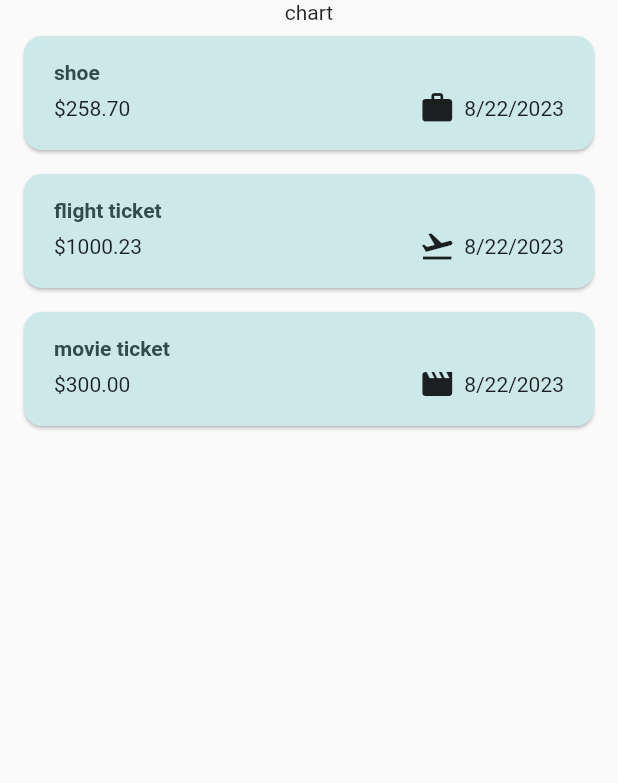
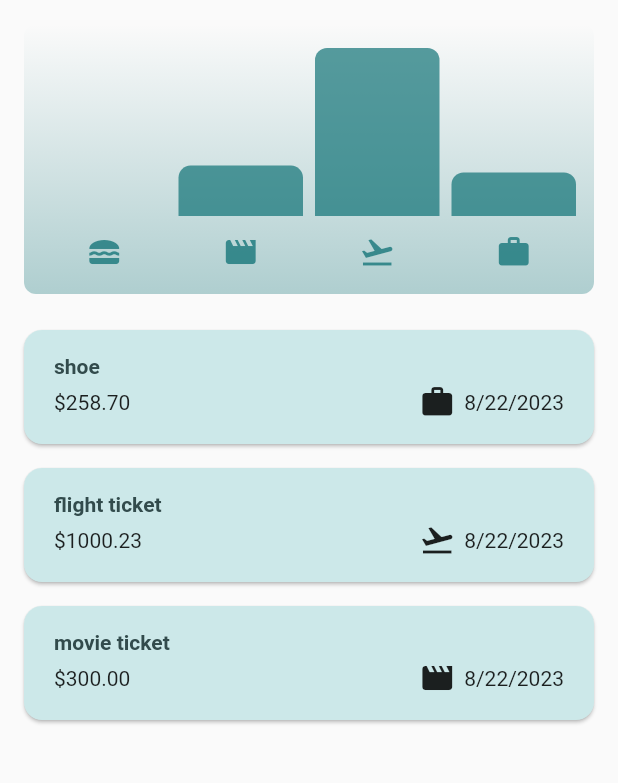
Before and after one commit to REDHUN/ExpenseTracker, a Flutter app: the screen it shows after launch, on a phone screen of 412 x 824 dp, the part 84-867 px from its top. Run offline on Flutter 3.47's test engine with Material 2 defaults, Android fonts, the phone set to English and light mode, and no system bars; missing offline and left inert: dart:ffi.

Commit message:
chart widget added

```diff
--- a/lib/main.dart
+++ b/lib/main.dart
@@ -1,27 +1,50 @@
 import 'package:expensetracker/screens/expense_screen.dart';
 import 'package:flutter/material.dart';
 
-var kColorScheme=ColorScheme.fromSeed(seedColor: Color.fromARGB(255, 17, 140, 145));
-var kDarkScheme=ColorScheme.fromSeed(brightness: Brightness.dark, seedColor: Color.fromARGB(255, 5, 99, 125),);
+var kColorScheme =
+    ColorScheme.fromSeed(seedColor: Color.fromARGB(255, 17, 140, 145));
+var kDarkScheme = ColorScheme.fromSeed(
+  brightness: Brightness.dark,
+  seedColor: Color.fromARGB(255, 5, 99, 125),
+);
 void main() {
-  runApp( MaterialApp(
-    darkTheme: ThemeData.dark().copyWith(useMaterial3: true,colorScheme: kDarkScheme,cardTheme: const CardTheme().copyWith(color: kDarkScheme.secondaryContainer,
-    margin: const EdgeInsets.symmetric(horizontal: 16,vertical: 8),),elevatedButtonTheme: ElevatedButtonThemeData(style: ElevatedButton.styleFrom(backgroundColor: kDarkScheme.primaryContainer,foregroundColor: kDarkScheme.onPrimaryContainer),
-    ),),
-
-    theme: ThemeData().copyWith(useMaterial3: true,
-    colorScheme: kColorScheme,appBarTheme: const AppBarTheme().copyWith(backgroundColor: kColorScheme.onPrimaryContainer,
-    foregroundColor: kColorScheme.primaryContainer),
-    cardTheme: const CardTheme().copyWith(color: kColorScheme.secondaryContainer,
-    margin: const EdgeInsets.symmetric(horizontal: 16,vertical: 8),
-
-  ),
-    elevatedButtonTheme: ElevatedButtonThemeData(style: ElevatedButton.styleFrom(backgroundColor: kColorScheme.primaryContainer),
+  runApp(MaterialApp(
+    darkTheme: ThemeData.dark().copyWith(
+      useMaterial3: true,
+      colorScheme: kDarkScheme,
+      cardTheme: const CardTheme().copyWith(
+        color: kDarkScheme.secondaryContainer,
+        margin: const EdgeInsets.symmetric(horizontal: 16, vertical: 8),
+      ),
+      elevatedButtonTheme: ElevatedButtonThemeData(
+        style: ElevatedButton.styleFrom(
+            backgroundColor: kDarkScheme.primaryContainer,
+            foregroundColor: kDarkScheme.onPrimaryContainer),
+      ),
     ),
-    textTheme: ThemeData().textTheme.copyWith(titleLarge: TextStyle(fontWeight: FontWeight.bold,color: kColorScheme.onSecondaryContainer,fontSize: 14,),),
+    theme: ThemeData().copyWith(
+      useMaterial3: true,
+      colorScheme: kColorScheme,
+      appBarTheme: const AppBarTheme().copyWith(
+          backgroundColor: kColorScheme.onPrimaryContainer,
+          foregroundColor: kColorScheme.primaryContainer),
+      cardTheme: const CardTheme().copyWith(
+        color: kColorScheme.secondaryContainer,
+        margin: const EdgeInsets.symmetric(horizontal: 16, vertical: 8),
+      ),
+      elevatedButtonTheme: ElevatedButtonThemeData(
+        style: ElevatedButton.styleFrom(
+            backgroundColor: kColorScheme.primaryContainer),
+      ),
+      textTheme: ThemeData().textTheme.copyWith(
+            titleLarge: TextStyle(
+              fontWeight: FontWeight.bold,
+              color: kColorScheme.onSecondaryContainer,
+              fontSize: 14,
+            ),
+          ),
     ),
     debugShowCheckedModeBanner: false,
     home: const Expense(),
-  )
-  );
+  ));
 }
--- a/lib/models/expense.dart
+++ b/lib/models/expense.dart
@@ -3,10 +3,17 @@ import 'package:uuid/uuid.dart';
 import 'package:intl/intl.dart';
 
 const uuid = Uuid();
-final formatter=DateFormat().add_yMd();
+final formatter = DateFormat().add_yMd();
 
 enum Category { food, travel, leisure, work }
-final iconCategory={Category.food: Icons.lunch_dining,Category.leisure:Icons.movie,Category.travel: Icons.flight_takeoff,Category.work:Icons.work};
+
+final iconCategory = {
+  Category.food: Icons.lunch_dining,
+  Category.leisure: Icons.movie,
+  Category.travel: Icons.flight_takeoff,
+  Category.work: Icons.work
+};
+
 class Expenses {
   Expenses(
       {required this.title,
@@ -20,7 +27,25 @@ class Expenses {
   final double amount;
   final DateTime date;
   final Category category;
-  String get formatedDate{
+  String get formatedDate {
     return formatter.format(date);
   }
 }
+
+class ExpenseBucket {
+  const ExpenseBucket({required this.category, required this.expenses});
+  ExpenseBucket.forCategory(List<Expenses> allExpenses, this.category)
+      : expenses = allExpenses
+            .where((expense) => expense.category == category)
+            .toList();
+  final Category category;
+  final List<Expenses> expenses;
+
+  double get totalExpenses {
+    double sum = 0;
+    for (final expense in expenses) {
+      sum += expense.amount;
+    }
+    return sum;
+  }
+}
--- a/lib/screens/expense_screen.dart
+++ b/lib/screens/expense_screen.dart
@@ -1,7 +1,9 @@
+import 'dart:ffi';
 
 import 'package:expensetracker/models/expense.dart';
 import 'package:expensetracker/models/expense_list.dart';
 import 'package:expensetracker/screens/new_expense.dart';
+import 'package:expensetracker/widgets/charts/chart.dart';
 import 'package:flutter/material.dart';
 
 class Expense extends StatefulWidget {
@@ -87,7 +89,7 @@ class _ExpenseState extends State<Expense> {
       ),
       body: Column(
         children: [
-          const Text('chart'),
+          Chart(expenses: _expense),
           Expanded(child: mainContent),
         ],
       ),
--- /dev/null
+++ b/lib/widgets/charts/chart.dart
@@ -0,0 +1,95 @@
+import 'package:flutter/material.dart';
+
+import 'package:expensetracker/widgets/charts/chart_bar.dart';
+import 'package:expensetracker/models/expense.dart';
+
+class Chart extends StatelessWidget {
+  const Chart({super.key, required this.expenses});
+
+  final List<Expenses> expenses;
+
+  List<ExpenseBucket> get buckets {
+    return [
+      ExpenseBucket.forCategory(expenses, Category.food),
+      ExpenseBucket.forCategory(expenses, Category.leisure),
+      ExpenseBucket.forCategory(expenses, Category.travel),
+      ExpenseBucket.forCategory(expenses, Category.work),
+    ];
+  }
+
+  double get maxTotalExpense {
+    double maxTotalExpense = 0;
+
+    for (final bucket in buckets) {
+      if (bucket.totalExpenses > maxTotalExpense) {
+        maxTotalExpense = bucket.totalExpenses;
+      }
+    }
+
+    return maxTotalExpense;
+  }
+
+  @override
+  Widget build(BuildContext context) {
+    final isDarkMode =
+        MediaQuery.of(context).platformBrightness == Brightness.dark;
+    return Container(
+      margin: const EdgeInsets.all(16),
+      padding: const EdgeInsets.symmetric(
+        vertical: 16,
+        horizontal: 8,
+      ),
+      width: double.infinity,
+      height: 180,
+      decoration: BoxDecoration(
+        borderRadius: BorderRadius.circular(8),
+        gradient: LinearGradient(
+          colors: [
+            Theme.of(context).colorScheme.primary.withOpacity(0.3),
+            Theme.of(context).colorScheme.primary.withOpacity(0.0)
+          ],
+          begin: Alignment.bottomCenter,
+          end: Alignment.topCenter,
+        ),
+      ),
+      child: Column(
+        children: [
+          Expanded(
+            child: Row(
+              crossAxisAlignment: CrossAxisAlignment.end,
+              children: [
+                for (final bucket in buckets) // alternative to map()
+                  ChartBar(
+                    fill: bucket.totalExpenses == 0
+                        ? 0
+                        : bucket.totalExpenses / maxTotalExpense,
+                  )
+              ],
+            ),
+          ),
+          const SizedBox(height: 12),
+          Row(
+            children: buckets
+                .map(
+                  (bucket) => Expanded(
+                    child: Padding(
+                      padding: const EdgeInsets.symmetric(horizontal: 4),
+                      child: Icon(
+                        iconCategory[bucket.category],
+                        color: isDarkMode
+                            ? Theme.of(context).colorScheme.secondary
+                            : Theme.of(context)
+                                .colorScheme
+                                .primary
+                                .withOpacity(0.7),
+                      ),
+                    ),
+                  ),
+                )
+                .toList(),
+          )
+        ],
+      ),
+    );
+  }
+}
--- /dev/null
+++ b/lib/widgets/charts/chart_bar.dart
@@ -0,0 +1,34 @@
+import 'package:flutter/material.dart';
+
+class ChartBar extends StatelessWidget {
+  const ChartBar({
+    super.key,
+    required this.fill,
+  });
+
+  final double fill;
+
+  @override
+  Widget build(BuildContext context) {
+    final isDarkMode =
+        MediaQuery.of(context).platformBrightness == Brightness.dark;
+    return Expanded(
+      child: Padding(
+        padding: const EdgeInsets.symmetric(horizontal: 4),
+        child: FractionallySizedBox(
+          heightFactor: fill,
+          child: DecoratedBox(
+            decoration: BoxDecoration(
+              shape: BoxShape.rectangle,
+              borderRadius:
+                  const BorderRadius.vertical(top: Radius.circular(8)),
+              color: isDarkMode
+                  ? Theme.of(context).colorScheme.secondary
+                  : Theme.of(context).colorScheme.primary.withOpacity(0.65),
+            ),
+          ),
+        ),
+      ),
+    );
+  }
+}
```
Also changed, not shown: pubspec.lock.
